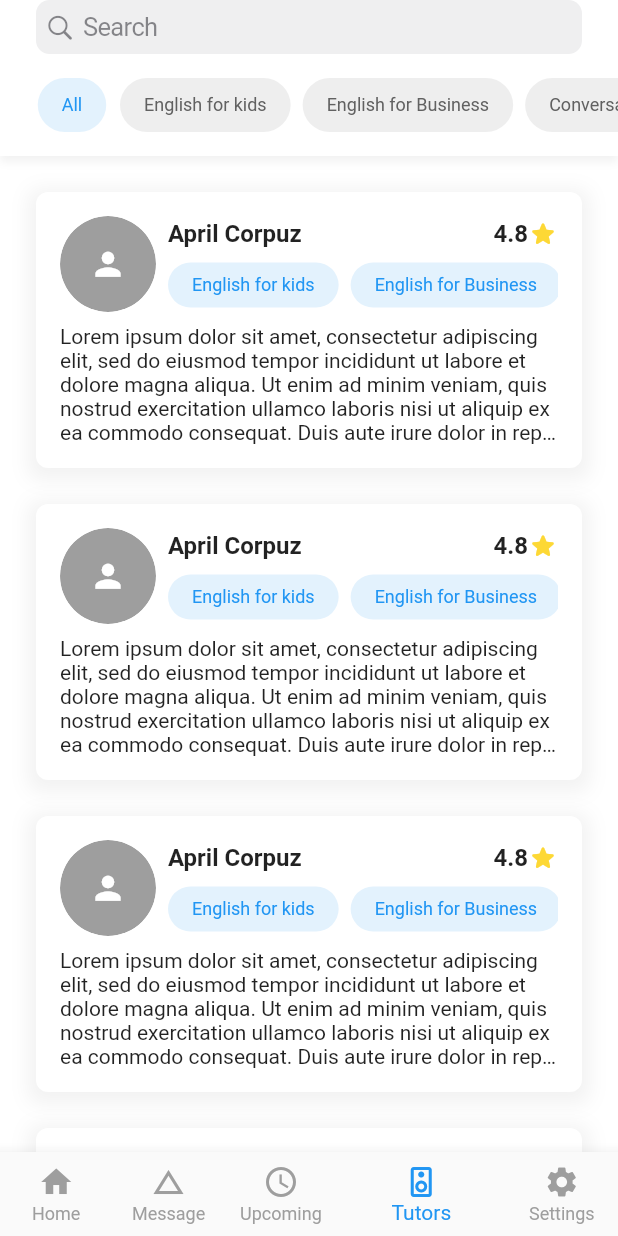
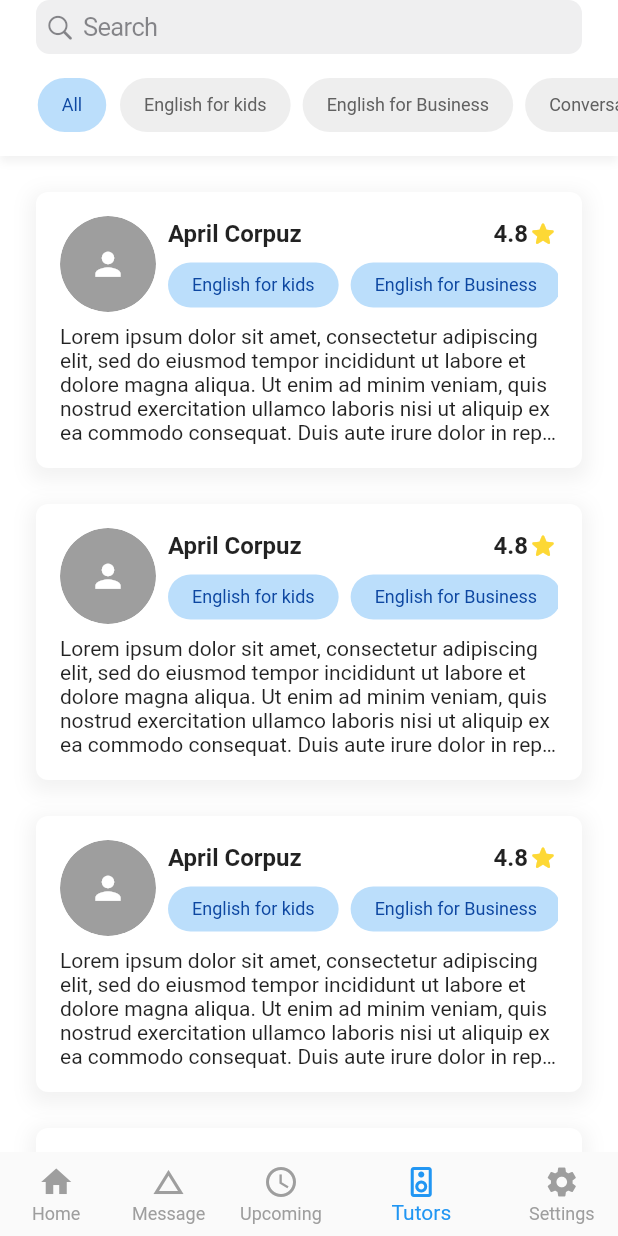
Before and after one commit to caophuccp/lettutor, a Flutter app: the MainTab screen opened directly, item 4 of the bottom bar chosen, on a phone screen of 412 x 824 dp. Run offline on Flutter 3.47's test engine with Material 2 defaults, Android fonts, the phone set to English and light mode, and no system bars; drawn by our look-alikes of cached_network_image; network calls fail.

Commit message:
Add dark theme

```diff
--- a/lib/components/speciality_view.dart
+++ b/lib/components/speciality_view.dart
@@ -21,8 +21,8 @@ class SpecialityView extends StatelessWidget {
 
   @override
   Widget build(BuildContext context) {
-    final backgroundColor = isActive ? Colors.blue[50] : Colors.grey[200];
-    final foregroundColor = isActive ? Colors.blue : Colors.grey[700];
+    final backgroundColor = isActive ? Colors.blue[100] : Colors.grey[200];
+    final foregroundColor = isActive ? Colors.blue[900] : Colors.grey[700];
     final overlayColor = isActive ? Colors.blue[100] : Colors.grey[300];
     return OutlinedButton(
       onPressed: onTap,
--- a/lib/components/tutor_card_view.dart
+++ b/lib/components/tutor_card_view.dart
@@ -31,14 +31,14 @@ class TutorCardView extends StatelessWidget {
       margin: margin,
       padding: EdgeInsets.all(PaddingValue.large),
       decoration: BoxDecoration(
-        color: Colors.white,
+        color: Theme.of(context).cardTheme.color,
         borderRadius: BorderRadius.circular(CornerRadiusValue.medium),
         boxShadow: [
           BoxShadow(
-            color: Colors.black.withOpacity(0.05),
-            spreadRadius: 5,
+            color: Theme.of(context).cardTheme.shadowColor ?? Colors.transparent,
+            spreadRadius: 4,
             blurRadius: 10,
-            offset: Offset(0, 3), // changes position of shadow
+            offset: Offset(0, 4),
           ),
         ],
       ),
--- a/lib/screens/home_screen/home_screen.dart
+++ b/lib/screens/home_screen/home_screen.dart
@@ -35,7 +35,7 @@ class _HomeScreenState extends State<HomeScreen> {
                 vertical: PaddingValue.medium,
               ),
               decoration: BoxDecoration(
-                color: Colors.white,
+                color: Theme.of(context).scaffoldBackgroundColor,
                 boxShadow: [
                   BoxShadow(
                     color: Colors.black.withOpacity(0.05),
--- a/lib/screens/main_tab.dart
+++ b/lib/screens/main_tab.dart
@@ -16,15 +16,21 @@ class _MainTabState extends State<MainTab> {
 
   static List<Widget> _widgetOptions = <Widget>[
     HomeScreen(),
-    Text(
-      'Tab Index 1',
+    Center(
+      child: Text(
+        'Tab Index 1',
+      ),
     ),
-    Text(
-      'Tab Index 3',
+    Center(
+      child: Text(
+        'Tab Index 2',
+      ),
     ),
     TutorsScreen(),
-    Text(
-      'Tab Index 4',
+    Center(
+      child: Text(
+        'Tab Index 4',
+      ),
     ),
   ];
 
@@ -62,8 +68,6 @@ class _MainTabState extends State<MainTab> {
           ),
         ],
         currentIndex: _selectedIndex,
-        selectedItemColor: Colors.blue,
-        unselectedItemColor: Colors.grey,
         showUnselectedLabels: true,
         showSelectedLabels: true,
         onTap: _onItemTapped,
--- a/lib/screens/tutors_screen/tutors_screen.dart
+++ b/lib/screens/tutors_screen/tutors_screen.dart
@@ -49,10 +49,10 @@ class _TutorsScreenState extends State<TutorsScreen> {
             Container(
               padding: EdgeInsets.only(bottom: PaddingValue.large),
               decoration: BoxDecoration(
-                color: Colors.white,
+                color: Theme.of(context).scaffoldBackgroundColor,
                 boxShadow: [
                   BoxShadow(
-                    color: Colors.black.withOpacity(0.05),
+                    color: Theme.of(context).shadowColor,
                     blurRadius: 4,
                     offset: Offset(0, 4), // changes position of shadow
                   ),
```
Also changed, not shown: lib/extensions/text_style_extensions.dart (added, +24 -0 lines), lib/main.dart (+25 -6 lines).
